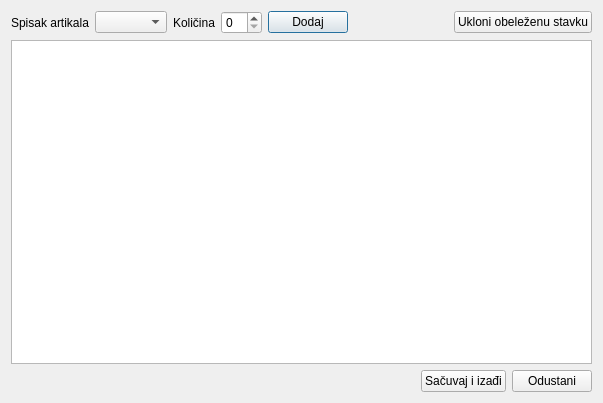
Qt form spisakzahtevaa1.ui (zivke/nabavke) before a commit.
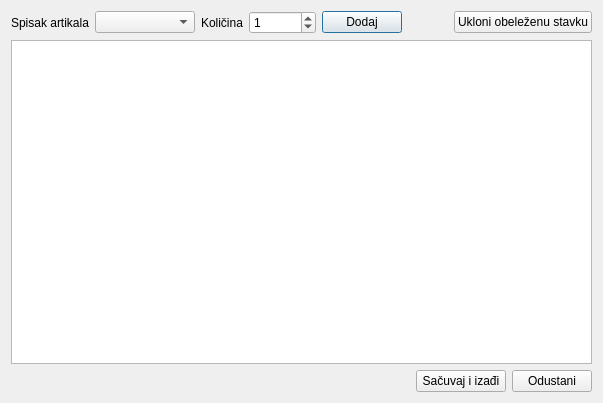
The same form after that commit.

The edit to the form file:
```diff
--- a/spisakzahtevaa1.ui
+++ b/spisakzahtevaa1.ui
@@ -24,7 +24,14 @@
       </widget>
      </item>
      <item>
-      <widget class="QComboBox" name="cbArtikli"/>
+      <widget class="QComboBox" name="cbArtikli">
+       <property name="minimumSize">
+        <size>
+         <width>100</width>
+         <height>0</height>
+        </size>
+       </property>
+      </widget>
      </item>
      <item>
       <widget class="QLabel" name="label_2">
@@ -34,7 +41,14 @@
       </widget>
      </item>
      <item>
-      <widget class="QSpinBox" name="sbKolicina"/>
+      <widget class="QSpinBox" name="sbKolicina">
+       <property name="maximum">
+        <number>999999999</number>
+       </property>
+       <property name="value">
+        <number>1</number>
+       </property>
+      </widget>
      </item>
      <item>
       <widget class="QPushButton" name="btnDodaj">
@@ -85,6 +99,18 @@
      </item>
      <item>
       <widget class="QPushButton" name="bntSaveExit">
+       <property name="sizePolicy">
+        <sizepolicy hsizetype="Preferred" vsizetype="Preferred">
+         <horstretch>0</horstretch>
+         <verstretch>0</verstretch>
+        </sizepolicy>
+       </property>
+       <property name="minimumSize">
+        <size>
+         <width>90</width>
+         <height>0</height>
+        </size>
+       </property>
        <property name="text">
         <string>Sačuvaj i izađi</string>
        </property>
```
Left out of the diff: 6 changed lines with no effect on the pictures.
